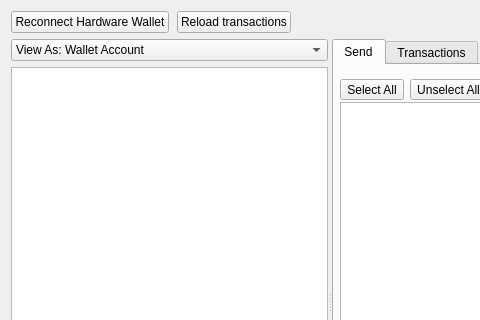
Before: the Qt Designer form src/ui/ui_wallet_dlg.ui in Bertrand256/dash-masternode-tool, drawn with Qt 5; both pictures show x 0 to 480 and y 0 to 320 of the 862 by 630 pixel window.
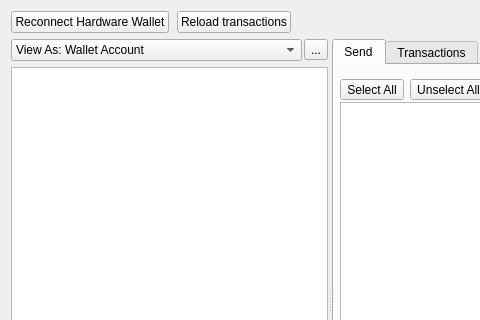
After: the same form once the commit is applied. The open tabs and pages were chosen to show the change.

Commit message: Wallet - visualize accounts/addresses added during the transactions fetch.

Diff of the .ui file:
```diff
--- a/src/ui/ui_wallet_dlg.ui
+++ b/src/ui/ui_wallet_dlg.ui
@@ -120,7 +120,12 @@
          <bool>true</bool>
         </property>
         <widget class="QWidget" name="widget_2" native="true">
-         <layout class="QVBoxLayout" name="verticalLayout_7">
+         <layout class="QVBoxLayout" name="vlayoutViewMode">
+          <item>
+           <layout class="QHBoxLayout" name="horizontalLayout">
+            <property name="spacing">
+             <number>2</number>
+            </property>
           <item>
            <widget class="QComboBox" name="cboAddressSourceMode">
             <property name="sizePolicy">
@@ -154,6 +159,18 @@
            </widget>
           </item>
           <item>
+             <widget class="QToolButton" name="btnModeSettings">
+              <property name="toolTip">
+               <string>Settings</string>
+              </property>
+              <property name="text">
+               <string>...</string>
+              </property>
+             </widget>
+            </item>
+           </layout>
+          </item>
+          <item>
            <widget class="QStackedWidget" name="swAddressSource">
             <property name="currentIndex">
              <number>1</number>
```
Left out of the diff: 2 changed lines with no effect on the pictures. Lines whose indentation alone changed are shown as unchanged. The commit also changes 9 other files.
